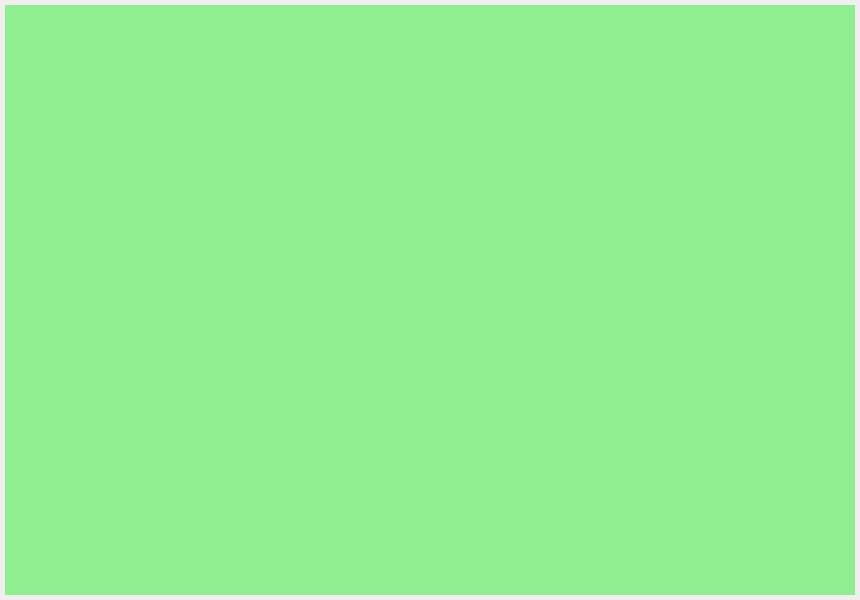
kusiLaw/laky-phone-POS, file gui/uis/pages/main_pages.ui: the form before one commit.
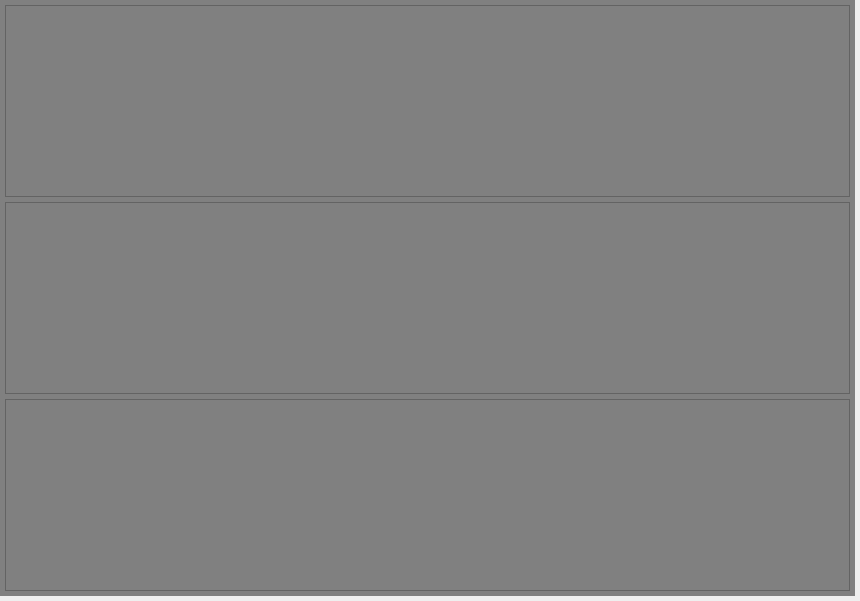
The form after the commit. The open tabs and pages were chosen to show the change.

Commit message: custom widgets left columns

Patch:
```diff
--- a/gui/uis/pages/main_pages.ui
+++ b/gui/uis/pages/main_pages.ui
@@ -7,7 +7,7 @@
     <x>0</x>
     <y>0</y>
     <width>860</width>
-    <height>600</height>
+    <height>601</height>
    </rect>
   </property>
   <property name="windowTitle">
@@ -18,10 +18,10 @@
     <number>0</number>
    </property>
    <property name="leftMargin">
-    <number>5</number>
+    <number>0</number>
    </property>
    <property name="topMargin">
-    <number>5</number>
+    <number>0</number>
    </property>
    <property name="rightMargin">
     <number>5</number>
@@ -36,7 +36,7 @@
      </property>
      <widget class="QWidget" name="page_1">
       <property name="styleSheet">
-       <string notr="true">font-size: 14pt; background: lightgreen; </string>
+       <string notr="true">font-size: 14pt; background: gray; </string>
       </property>
       <layout class="QVBoxLayout" name="page_1_layout">
        <property name="spacing">
@@ -54,6 +54,49 @@
        <property name="bottomMargin">
         <number>5</number>
        </property>
+       <item>
+        <widget class="QFrame" name="frame_3">
+         <property name="frameShape">
+          <enum>QFrame::StyledPanel</enum>
+         </property>
+         <property name="frameShadow">
+          <enum>QFrame::Raised</enum>
+         </property>
+        </widget>
+       </item>
+       <item>
+        <widget class="QFrame" name="frame_2">
+         <property name="frameShape">
+          <enum>QFrame::StyledPanel</enum>
+         </property>
+         <property name="frameShadow">
+          <enum>QFrame::Raised</enum>
+         </property>
+         <layout class="QVBoxLayout" name="verticalLayout">
+          <item>
+           <widget class="QFrame" name="frame_4">
+            <property name="frameShape">
+             <enum>QFrame::NoFrame</enum>
+            </property>
+            <property name="frameShadow">
+             <enum>QFrame::Raised</enum>
+            </property>
+            <layout class="QVBoxLayout" name="logo_layout"/>
+           </widget>
+          </item>
+         </layout>
+        </widget>
+       </item>
+       <item>
+        <widget class="QFrame" name="frame">
+         <property name="frameShape">
+          <enum>QFrame::StyledPanel</enum>
+         </property>
+         <property name="frameShadow">
+          <enum>QFrame::Raised</enum>
+         </property>
+        </widget>
+       </item>
       </layout>
      </widget>
      <widget class="QWidget" name="page_2">
```
Left out of the diff: 44 changed lines with no effect on the pictures. The commit also changes 5 other files.
